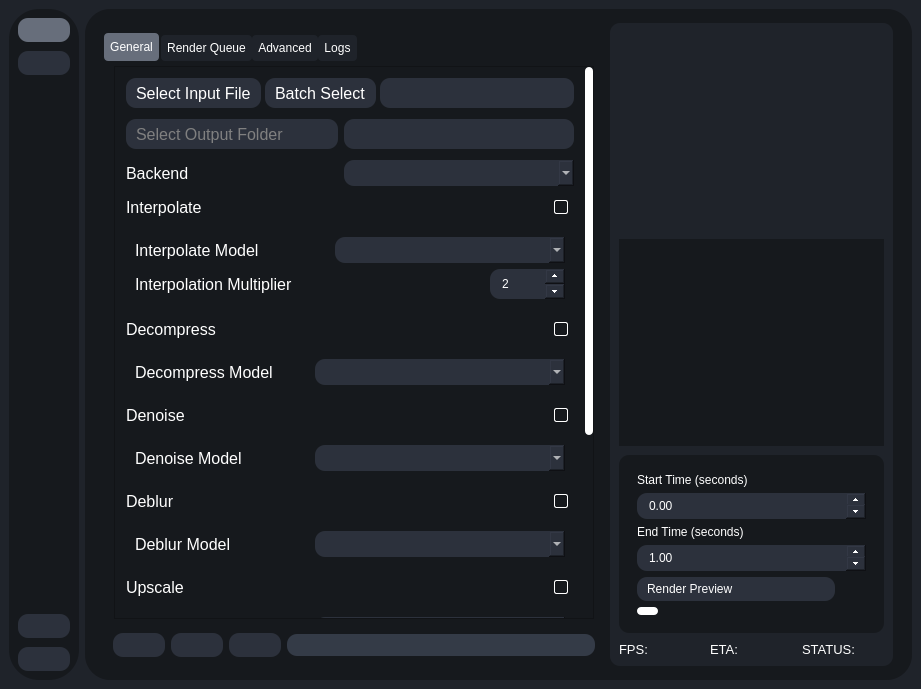
Qt form testRVEInterface.ui (gokulmc/enhance_crop) before a commit.
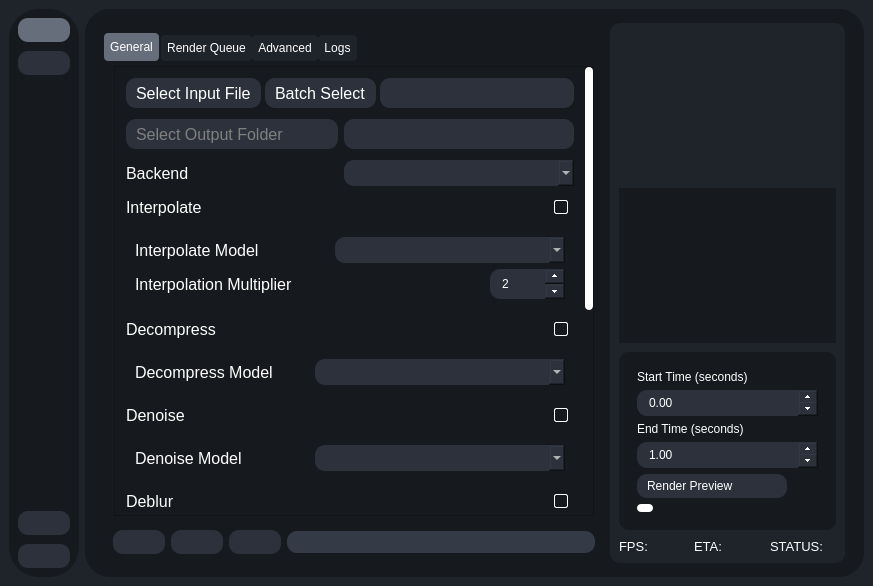
The same form after that commit. The open tabs and pages were chosen to show the change. Icons and pictures are not drawn.

The edit to the form file:
```diff
--- a/testRVEInterface.ui
+++ b/testRVEInterface.ui
@@ -6,8 +6,8 @@
    <rect>
     <x>0</x>
     <y>0</y>
-    <width>921</width>
-    <height>689</height>
+    <width>0</width>
+    <height>0</height>
    </rect>
   </property>
   <property name="sizePolicy">
@@ -1090,8 +1090,8 @@
                                  <property name="geometry">
                                   <rect>
                                    <x>0</x>
-                                   <y>-209</y>
-                                   <width>470</width>
+                                   <y>0</y>
+                                   <width>395</width>
                                    <height>858</height>
                                   </rect>
                                  </property>
```
Left out of the diff: 289 changed lines with no effect on the pictures.
